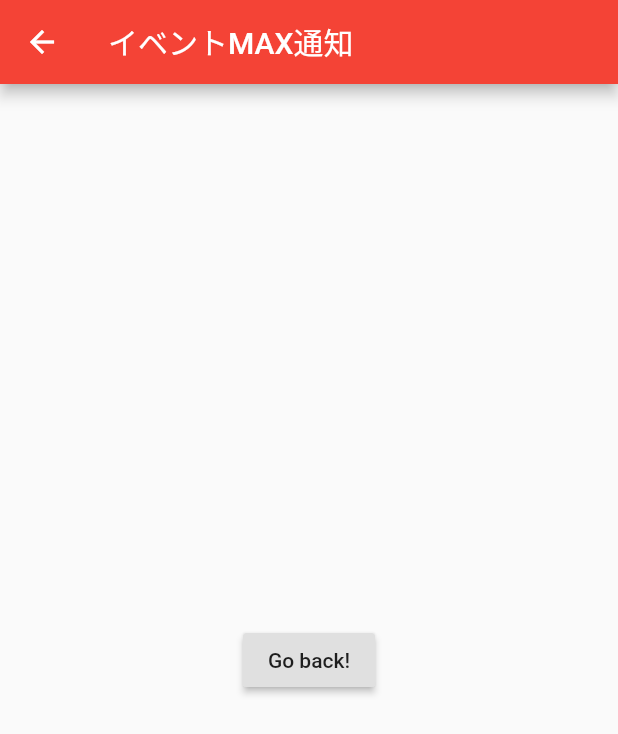
After one commit to wack-hack/sample01, a Flutter app: the Event screen opened directly, on a phone screen of 412 x 824 dp. The commit adds this screen. Shown: the top 734 px of the screen. Run offline on Flutter 3.47's test engine with Material 2 defaults, Android fonts, the phone set to English and light mode, and no system bars.

Commit message:
ファイル分割してわかりやすく

```diff
--- /dev/null
+++ b/lib/event.dart
@@ -0,0 +1,20 @@
+import 'package:flutter/material.dart';
+
+class Event extends StatelessWidget {
+  @override
+  Widget build(BuildContext context) {
+    return Scaffold(
+      appBar: AppBar(
+        title: Text("イベントMAX通知"),
+      ),
+      body: Center(
+        child: RaisedButton(
+          onPressed: () {
+            Navigator.pop(context);
+          },
+          child: Text('Go back!'),
+        ),
+      ),
+    );
+  }
+}
```
Also changed, not shown: lib/main.dart (+2 -62 lines), lib/map.dart (added, +46 -0 lines), 1 other file.
